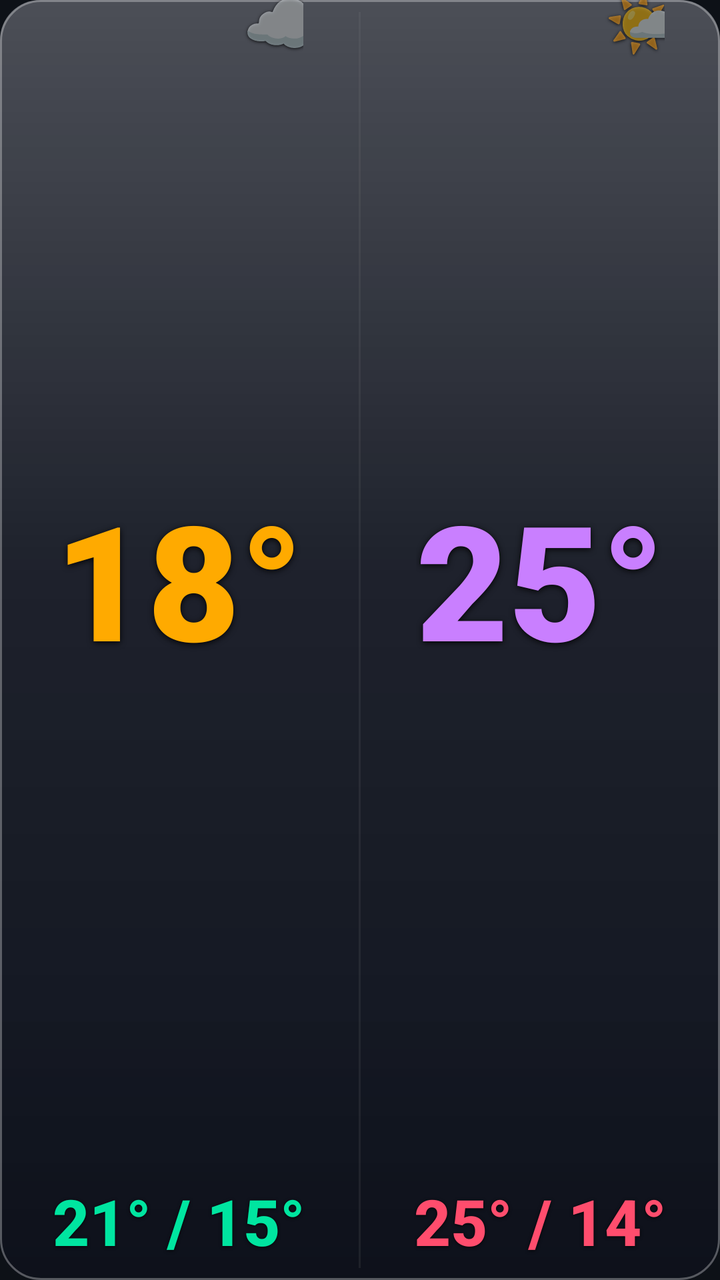
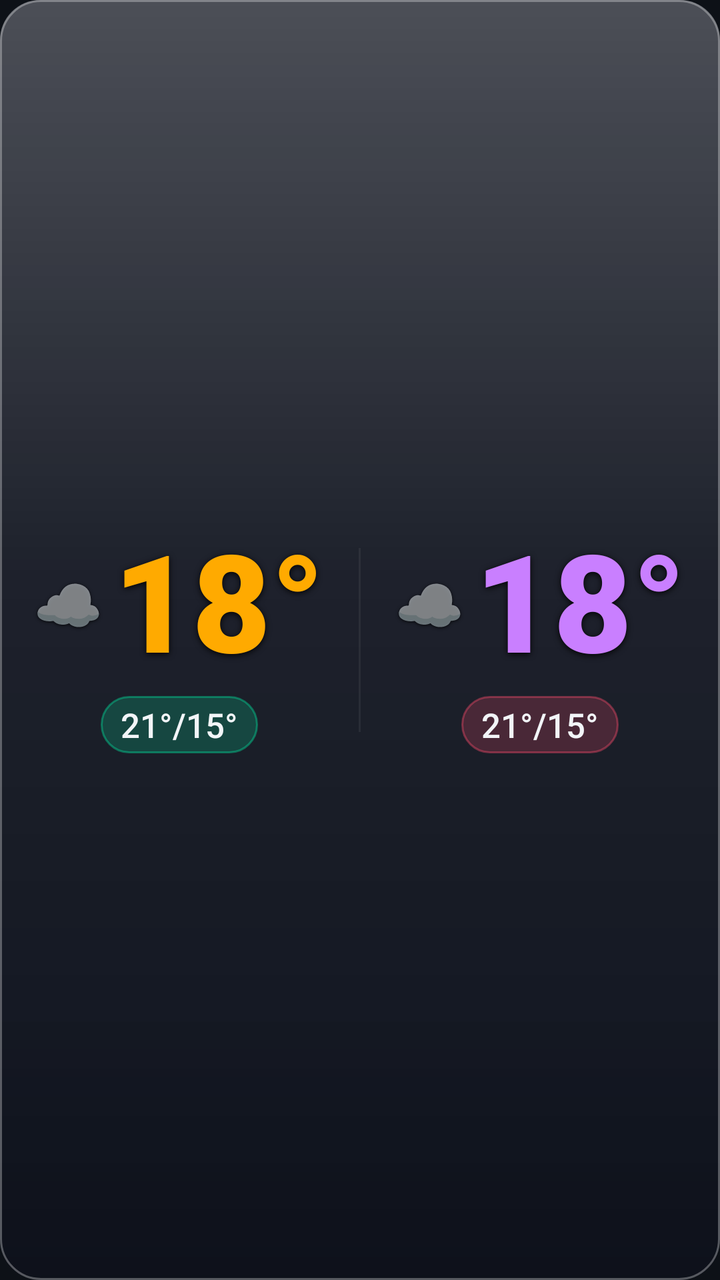

Two renders of the same Android screen: before a commit and after it. Below are the layout's source before the change and the commit's diff.
<!-- AndroidManifest.xml: application theme Theme.Weather28 -->
<!-- res/layout/widget_dark_l.xml -->
<?xml version="1.0" encoding="utf-8"?>
<LinearLayout xmlns:android="http://schemas.android.com/apk/res/android"
    android:id="@+id/widget_root"
    android:layout_width="match_parent"
    android:layout_height="match_parent"
    android:orientation="vertical"
    android:background="@drawable/widget_bg_dark">


    <LinearLayout
        android:layout_width="match_parent"
        android:layout_height="0dp"
        android:layout_weight="1"
        android:orientation="horizontal">

        
        <LinearLayout
            android:layout_width="0dp"
            android:layout_height="match_parent"
            android:layout_weight="1"
            android:orientation="vertical"
            android:gravity="center_horizontal"
            android:paddingStart="6dp"
            android:paddingEnd="6dp"
            android:paddingBottom="8dp">

            <FrameLayout
                android:layout_width="wrap_content"
                android:layout_height="0dp"
                android:layout_weight="1">

                <TextView
                    android:id="@+id/today_temp"
                    android:layout_width="wrap_content"
                    android:layout_height="wrap_content"
                    android:layout_gravity="center"
                    android:text="18°"
                    android:textColor="#ffaa00"
                    android:textSize="80sp"
                    android:fontFamily="sans-serif-black"
                    android:includeFontPadding="false"
                    android:gravity="center"
                    android:shadowColor="#e6000000" android:shadowDx="0" android:shadowDy="2" android:shadowRadius="7"/>

                <TextView
                    android:id="@+id/today_icon"
                    android:layout_width="wrap_content"
                    android:layout_height="wrap_content"
                    android:layout_gravity="top|end"
                    android:layout_marginTop="-7dp"
                    android:layout_marginEnd="-10dp"
                    android:text="☁️"
                    android:textSize="32sp"
                    android:includeFontPadding="false"
                    android:gravity="center"
                    android:shadowColor="#cc000000" android:shadowDx="0" android:shadowDy="1" android:shadowRadius="4"/>
            </FrameLayout>

            <TextView
                android:id="@+id/today_minmax"
                android:layout_width="wrap_content"
                android:layout_height="wrap_content"
                android:text="21° / 15°"
                android:textColor="#00e5a0"
                android:textSize="32sp"
                android:fontFamily="sans-serif-medium"
                android:textStyle="bold"
                android:layout_marginTop="2dp"
                android:shadowColor="#cc000000" android:shadowDx="0" android:shadowDy="1" android:shadowRadius="4"/>
        </LinearLayout>

        <TextView
            android:layout_width="1dp"
            android:layout_height="match_parent"
            android:background="#22888888"
            android:layout_marginTop="6dp"
            android:layout_marginBottom="6dp"
            android:text=""/>

        
        <LinearLayout
            android:layout_width="0dp"
            android:layout_height="match_parent"
            android:layout_weight="1"
            android:orientation="vertical"
            android:gravity="center_horizontal"
            android:paddingStart="6dp"
            android:paddingEnd="6dp"
            android:paddingBottom="8dp">

            <FrameLayout
                android:layout_width="wrap_content"
                android:layout_height="0dp"
                android:layout_weight="1">

                <TextView
                    android:id="@+id/tomorrow_temp"
                    android:layout_width="wrap_content"
                    android:layout_height="wrap_content"
                    android:layout_gravity="center"
                    android:text="25°"
                    android:textColor="#c97fff"
                    android:textSize="80sp"
                    android:fontFamily="sans-serif-black"
                    android:includeFontPadding="false"
                    android:gravity="center"
                    android:shadowColor="#e6000000" android:shadowDx="0" android:shadowDy="2" android:shadowRadius="7"/>

                <TextView
                    android:id="@+id/tomorrow_icon"
                    android:layout_width="wrap_content"
                    android:layout_height="wrap_content"
                    android:layout_gravity="top|end"
                    android:layout_marginTop="-7dp"
                    android:layout_marginEnd="-10dp"
                    android:text="🌤️"
                    android:textSize="32sp"
                    android:includeFontPadding="false"
                    android:gravity="center"
                    android:shadowColor="#cc000000" android:shadowDx="0" android:shadowDy="1" android:shadowRadius="4"/>
            </FrameLayout>

            <TextView
                android:id="@+id/tomorrow_minmax"
                android:layout_width="wrap_content"
                android:layout_height="wrap_content"
                android:text="25° / 14°"
                android:textColor="#ff4d6d"
                android:textSize="32sp"
                android:fontFamily="sans-serif-medium"
                android:textStyle="bold"
                android:layout_marginTop="2dp"
                android:shadowColor="#cc000000" android:shadowDx="0" android:shadowDy="1" android:shadowRadius="4"/>
        </LinearLayout>
    </LinearLayout>

    <TextView android:id="@+id/widget_refresh" android:layout_width="0dp" android:layout_height="0dp" android:visibility="gone"/>
    <TextView android:id="@+id/today_desc"    android:layout_width="0dp" android:layout_height="0dp" android:visibility="gone"/>
    <TextView android:id="@+id/tomorrow_desc" android:layout_width="0dp" android:layout_height="0dp" android:visibility="gone"/>
    <TextView android:id="@+id/today_icon_bg" android:layout_width="0dp" android:layout_height="0dp" android:visibility="gone"/>
    <TextView android:id="@+id/tomorrow_icon_bg" android:layout_width="0dp" android:layout_height="0dp" android:visibility="gone"/>
    <TextView android:id="@+id/today_rain"    android:layout_width="0dp" android:layout_height="0dp" android:visibility="gone"/>
    <TextView android:id="@+id/today_wind"    android:layout_width="0dp" android:layout_height="0dp" android:visibility="gone"/>
    <TextView android:id="@+id/tomorrow_rain" android:layout_width="0dp" android:layout_height="0dp" android:visibility="gone"/>
    <TextView android:id="@+id/tomorrow_wind" android:layout_width="0dp" android:layout_height="0dp" android:visibility="gone"/>

</LinearLayout>
<!-- resources referenced by this layout -->
<resources>
  <!-- drawable widget_bg_dark (drawable) -->
  <?xml version="1.0" encoding="utf-8"?>
  <layer-list xmlns:android="http://schemas.android.com/apk/res/android">
      <item>
          <shape android:shape="rectangle">
              <solid android:color="#CC101520"/>
              <corners android:radius="20dp"/>
          </shape>
      </item>
      <item>
          <shape android:shape="rectangle">
              <gradient
                  android:type="linear"
                  android:angle="115"
                  android:startColor="#40FFFFFF"
                  android:centerColor="#0FFFFFFF"
                  android:endColor="#00FFFFFF"
                  android:centerY="0.45"/>
              <corners android:radius="20dp"/>
          </shape>
      </item>
      <item>
          <shape android:shape="rectangle">
              <gradient
                  android:type="linear"
                  android:angle="90"
                  android:startColor="#22000000"
                  android:centerColor="#00000000"
                  android:endColor="#00000000"
                  android:centerY="0.25"/>
              <corners android:radius="20dp"/>
          </shape>
      </item>
      <item>
          <shape android:shape="rectangle">
              <stroke android:width="1dp" android:color="#4DFFFFFF"/>
              <corners android:radius="20dp"/>
          </shape>
      </item>
  </layer-list>
  <style name="Theme.Weather28" parent="Theme.MaterialComponents.DayNight.NoActionBar">
          <item name="colorPrimary">#00e5a0</item>
          <item name="colorPrimaryVariant">#4d9fff</item>
          <item name="colorOnPrimary">#0d1117</item>
          <item name="android:windowBackground">#0d1117</item>
          <item name="android:statusBarColor">#0d1117</item>
          <item name="android:navigationBarColor">#0d1117</item>
      </style>
</resources>

<!-- the commit's change to res/layout/widget_dark_l.xml (unified diff, before → after) -->
@@ -6,141 +6,142 @@
     android:orientation="vertical"
     android:background="@drawable/widget_bg_dark">
 
-
     <LinearLayout
         android:layout_width="match_parent"
         android:layout_height="0dp"
         android:layout_weight="1"
-        android:orientation="horizontal">
+        android:orientation="horizontal"
+        android:gravity="center_vertical">
 
-        
         <LinearLayout
             android:layout_width="0dp"
             android:layout_height="match_parent"
             android:layout_weight="1"
             android:orientation="vertical"
-            android:gravity="center_horizontal"
-            android:paddingStart="6dp"
-            android:paddingEnd="6dp"
-            android:paddingBottom="8dp">
+            android:gravity="center"
+            android:paddingStart="7dp"
+            android:paddingEnd="7dp">
 
-            <FrameLayout
+            <LinearLayout
                 android:layout_width="wrap_content"
-                android:layout_height="0dp"
-                android:layout_weight="1">
+                android:layout_height="wrap_content"
+                android:orientation="horizontal"
+                android:gravity="center_vertical">
+
+                <TextView
+                    android:id="@+id/today_icon"
+                    android:layout_width="wrap_content"
+                    android:layout_height="wrap_content"
+                    android:text="☁️"
+                    android:textSize="28sp"
+                    android:includeFontPadding="false"
+                    android:gravity="center"
+                    android:layout_marginEnd="5dp"
+                    android:shadowColor="#cc000000" android:shadowDx="0" android:shadowDy="1" android:shadowRadius="4"/>
 
                 <TextView
                     android:id="@+id/today_temp"
                     android:layout_width="wrap_content"
                     android:layout_height="wrap_content"
-                    android:layout_gravity="center"
                     android:text="18°"
                     android:textColor="#ffaa00"
-                    android:textSize="80sp"
+                    android:textSize="68sp"
                     android:fontFamily="sans-serif-black"
                     android:includeFontPadding="false"
                     android:gravity="center"
                     android:shadowColor="#e6000000" android:shadowDx="0" android:shadowDy="2" android:shadowRadius="7"/>
-
-                <TextView
-                    android:id="@+id/today_icon"
-                    android:layout_width="wrap_content"
-                    android:layout_height="wrap_content"
-                    android:layout_gravity="top|end"
-                    android:layout_marginTop="-7dp"
-                    android:layout_marginEnd="-10dp"
-                    android:text="☁️"
-                    android:textSize="32sp"
-                    android:includeFontPadding="false"
-                    android:gravity="center"
-                    android:shadowColor="#cc000000" android:shadowDx="0" android:shadowDy="1" android:shadowRadius="4"/>
-            </FrameLayout>
+            </LinearLayout>
 
             <TextView
                 android:id="@+id/today_minmax"
                 android:layout_width="wrap_content"
                 android:layout_height="wrap_content"
-                android:text="21° / 15°"
-                android:textColor="#00e5a0"
-                android:textSize="32sp"
+                android:text="21°/15°"
+                android:textColor="#f2f5f8"
+                android:textSize="17sp"
                 android:fontFamily="sans-serif-medium"
-                android:textStyle="bold"
-                android:layout_marginTop="2dp"
-                android:shadowColor="#cc000000" android:shadowDx="0" android:shadowDy="1" android:shadowRadius="4"/>
+                android:maxLines="1"
+                android:ellipsize="end"
+                android:background="@drawable/widget_pill_green"
+                android:paddingStart="10dp"
+                android:paddingEnd="10dp"
+                android:paddingTop="3dp"
+                android:paddingBottom="3dp"
+                android:layout_marginTop="5dp"/>
         </LinearLayout>
 
         <TextView
             android:layout_width="1dp"
-            android:layout_height="match_parent"
+            android:layout_height="92dp"
             android:background="#22888888"
-            android:layout_marginTop="6dp"
-            android:layout_marginBottom="6dp"
             android:text=""/>
 
-        
         <LinearLayout
             android:layout_width="0dp"
             android:layout_height="match_parent"
             android:layout_weight="1"
             android:orientation="vertical"
-            android:gravity="center_horizontal"
-            android:paddingStart="6dp"
-            android:paddingEnd="6dp"
-            android:paddingBottom="8dp">
+            android:gravity="center"
+            android:paddingStart="7dp"
+            android:paddingEnd="7dp">
 
-            <FrameLayout
+            <LinearLayout
                 android:layout_width="wrap_content"
-                android:layout_height="0dp"
-                android:layout_weight="1">
+                android:layout_height="wrap_content"
+                android:orientation="horizontal"
+                android:gravity="center_vertical">
+
+                <TextView
+                    android:id="@+id/tomorrow_icon"
+                    android:layout_width="wrap_content"
+                    android:layout_height="wrap_content"
+                    android:text="☁️"
+                    android:textSize="28sp"
+                    android:includeFontPadding="false"
+                    android:gravity="center"
+                    android:layout_marginEnd="5dp"
+                    android:shadowColor="#cc000000" android:shadowDx="0" android:shadowDy="1" android:shadowRadius="4"/>
 
                 <TextView
                     android:id="@+id/tomorrow_temp"
                     android:layout_width="wrap_content"
                     android:layout_height="wrap_content"
-                    android:layout_gravity="center"
-                    android:text="25°"
+                    android:text="18°"
                     android:textColor="#c97fff"
-                    android:textSize="80sp"
+                    android:textSize="68sp"
                     android:fontFamily="sans-serif-black"
                     android:includeFontPadding="false"
                     android:gravity="center"
                     android:shadowColor="#e6000000" android:shadowDx="0" android:shadowDy="2" android:shadowRadius="7"/>
-
-                <TextView
-                    android:id="@+id/tomorrow_icon"
-                    android:layout_width="wrap_content"
-                    android:layout_height="wrap_content"
-                    android:layout_gravity="top|end"
-                    android:layout_marginTop="-7dp"
-                    android:layout_marginEnd="-10dp"
-                    android:text="🌤️"
-                    android:textSize="32sp"
-                    android:includeFontPadding="false"
-                    android:gravity="center"
-                    android:shadowColor="#cc000000" android:shadowDx="0" android:shadowDy="1" android:shadowRadius="4"/>
-            </FrameLayout>
+            </LinearLayout>
 
             <TextView
                 android:id="@+id/tomorrow_minmax"
                 android:layout_width="wrap_content"
                 android:layout_height="wrap_content"
-                android:text="25° / 14°"
-                android:textColor="#ff4d6d"
-                android:textSize="32sp"
+                android:text="21°/15°"
+                android:textColor="#f2f5f8"
+                android:textSize="17sp"
                 android:fontFamily="sans-serif-medium"
-                android:textStyle="bold"
-                android:layout_marginTop="2dp"
-                android:shadowColor="#cc000000" android:shadowDx="0" android:shadowDy="1" android:shadowRadius="4"/>
+                android:maxLines="1"
+                android:ellipsize="end"
+                android:background="@drawable/widget_pill_pink"
+                android:paddingStart="10dp"
+                android:paddingEnd="10dp"
+                android:paddingTop="3dp"
+                android:paddingBottom="3dp"
+                android:layout_marginTop="5dp"/>
         </LinearLayout>
+
     </LinearLayout>
 
     <TextView android:id="@+id/widget_refresh" android:layout_width="0dp" android:layout_height="0dp" android:visibility="gone"/>
-    <TextView android:id="@+id/today_desc"    android:layout_width="0dp" android:layout_height="0dp" android:visibility="gone"/>
+    <TextView android:id="@+id/today_desc" android:layout_width="0dp" android:layout_height="0dp" android:visibility="gone"/>
     <TextView android:id="@+id/tomorrow_desc" android:layout_width="0dp" android:layout_height="0dp" android:visibility="gone"/>
     <TextView android:id="@+id/today_icon_bg" android:layout_width="0dp" android:layout_height="0dp" android:visibility="gone"/>
     <TextView android:id="@+id/tomorrow_icon_bg" android:layout_width="0dp" android:layout_height="0dp" android:visibility="gone"/>
-    <TextView android:id="@+id/today_rain"    android:layout_width="0dp" android:layout_height="0dp" android:visibility="gone"/>
-    <TextView android:id="@+id/today_wind"    android:layout_width="0dp" android:layout_height="0dp" android:visibility="gone"/>
+    <TextView android:id="@+id/today_rain" android:layout_width="0dp" android:layout_height="0dp" android:visibility="gone"/>
+    <TextView android:id="@+id/today_wind" android:layout_width="0dp" android:layout_height="0dp" android:visibility="gone"/>
     <TextView android:id="@+id/tomorrow_rain" android:layout_width="0dp" android:layout_height="0dp" android:visibility="gone"/>
     <TextView android:id="@+id/tomorrow_wind" android:layout_width="0dp" android:layout_height="0dp" android:visibility="gone"/>
 
<!-- resource entries referenced after the edit -->
@@ -40,6 +40,20 @@
           </shape>
       </item>
   </layer-list>
+  <!-- drawable widget_pill_green (drawable) -->
+  <?xml version="1.0" encoding="utf-8"?>
+  <shape xmlns:android="http://schemas.android.com/apk/res/android" android:shape="rectangle">
+      <solid android:color="#3300e5a0"/>
+      <stroke android:width="1dp" android:color="#6600e5a0"/>
+      <corners android:radius="20dp"/>
+  </shape>
+  <!-- drawable widget_pill_pink (drawable) -->
+  <?xml version="1.0" encoding="utf-8"?>
+  <shape xmlns:android="http://schemas.android.com/apk/res/android" android:shape="rectangle">
+      <solid android:color="#33ff4d6d"/>
+      <stroke android:width="1dp" android:color="#66ff4d6d"/>
+      <corners android:radius="20dp"/>
+  </shape>
   <style name="Theme.Weather28" parent="Theme.MaterialComponents.DayNight.NoActionBar">
           <item name="colorPrimary">#00e5a0</item>
           <item name="colorPrimaryVariant">#4d9fff</item>
